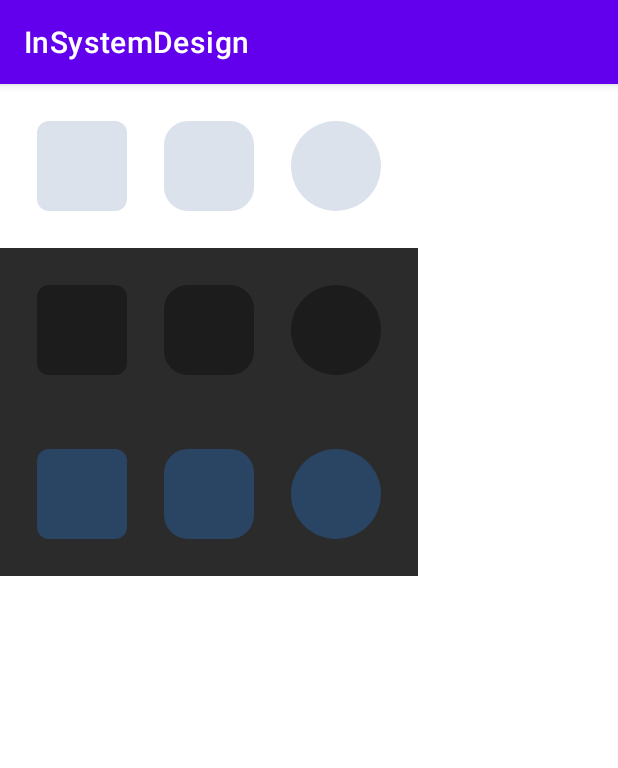
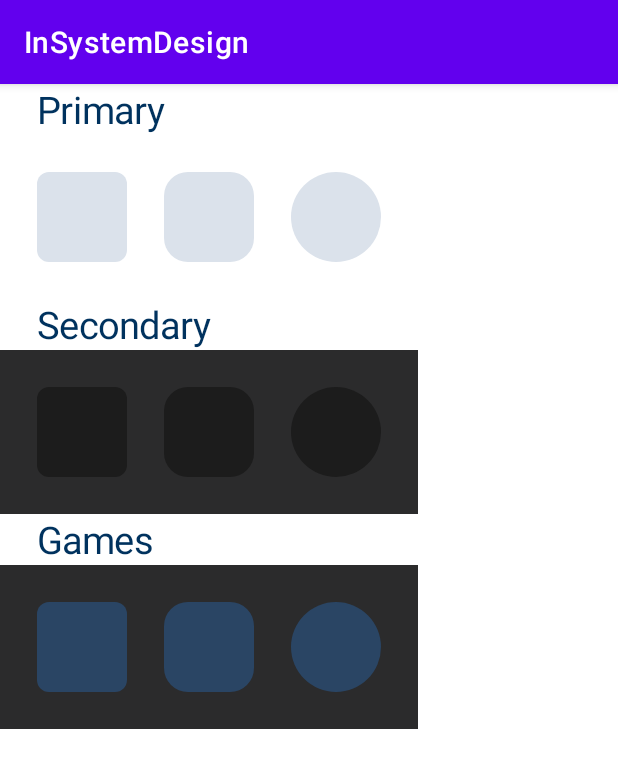
Before and after one commit to EgorVeber/InSystemDesign, an Android app: the screen it shows after launch (MainActivity), on a phone screen of 412 x 824 dp. Shown: the top 768 px of the screen. Run offline under Robolectric (Android 15) with nearby library versions, the phone set to English and light mode, and no system bars.

Commit message:
Вариант 2.Каждый элемент списка Linear в модели сожержится list скелетонов. Отредактировать модель нормальную + описание. И подумать над вариантом 3

```diff
--- a/app/src/main/java/ru/gb/veber/insystemdesign/RepoSkeletonModel.kt
+++ b/app/src/main/java/ru/gb/veber/insystemdesign/RepoSkeletonModel.kt
@@ -1,8 +1,5 @@
 package ru.gb.veber.insystemdesign
 
-import android.content.res.Configuration
-import android.util.DisplayMetrics
-import android.util.Log
 
 object RepoSkeletonModel {
     fun getList(): List<SkeletonModel> {
@@ -62,8 +59,8 @@ object RepoSkeletonModel {
     }
 
     fun getListAll(): List<SkeletonModelList> {
-        return listOf(
-            SkeletonModelList(
+        return listOf(SkeletonModelList("Primary", listOf(),SkeletonTypeColor.Primary, margin = 25f, viewType = 1),
+            SkeletonModelList("Primary",
                 listOf(
                     SkeletonModel(
                         colorShape = "#dbe2eb",
@@ -78,7 +75,8 @@ object RepoSkeletonModel {
                         skeletonShape = SkeletonShape.SkeletonCirclePrimary,
                         colorBackground = SkeletonTypeColor.Primary)),
                 SkeletonTypeColor.Primary),
-            SkeletonModelList(
+            SkeletonModelList("Secondary", listOf(),SkeletonTypeColor.Secondary, margin = 25f, viewType = 1),
+            SkeletonModelList("Secondary",
                 listOf(
                     SkeletonModel(
                         colorShape = "#1c1c1c",
@@ -93,7 +91,8 @@ object RepoSkeletonModel {
                         skeletonShape = SkeletonShape.SkeletonCircleSecondary,
                         colorBackground = SkeletonTypeColor.Secondary)),
                 SkeletonTypeColor.Secondary),
-            SkeletonModelList(
+            SkeletonModelList("Games", listOf(),SkeletonTypeColor.Games, margin = 25f, viewType = 1),
+            SkeletonModelList("Games",
                 listOf(
                     SkeletonModel(
                         colorShape = "#2a4564",
--- a/app/src/main/java/ru/gb/veber/insystemdesign/SkeletonAdapter.kt
+++ b/app/src/main/java/ru/gb/veber/insystemdesign/SkeletonAdapter.kt
@@ -1,15 +1,19 @@
 package ru.gb.veber.insystemdesign
 
-import android.util.Log
+import android.content.ContextWrapper
 import android.view.LayoutInflater
 import android.view.View
 import android.view.ViewGroup
+import android.view.ViewGroup.LayoutParams.MATCH_PARENT
+import android.widget.FrameLayout
 import android.widget.LinearLayout
+import android.widget.ListPopupWindow.MATCH_PARENT
+import android.widget.TextView
 import androidx.appcompat.view.ContextThemeWrapper
+import androidx.core.content.ContextCompat
+import androidx.core.view.setMargins
 import androidx.recyclerview.widget.RecyclerView
 import ru.gb.veber.insystemdesign.databinding.SkeletonItemAllBinding
-import ru.gb.veber.insystemdesign.databinding.SkeletonItemBinding
-import ru.gb.veber.insystemdesign.databinding.SkeletoneHeaderBinding
 
 typealias OnUserClickListener = (login: SkeletonModel) -> Unit
 
@@ -24,9 +28,9 @@ class SkeletonAdapter(private val onUserClickListener: OnUserClickListener) :
         notifyDataSetChanged()
     }
 
-//    override fun getItemViewType(position: Int): Int {
-//        return skeletonList[position].viewType
-//    }
+    override fun getItemViewType(position: Int): Int {
+        return skeletonList[position].viewType
+    }
 
     override fun onCreateViewHolder(parent: ViewGroup, viewType: Int): BaseViewHolder {
         return SkeletonListViewHolder(SkeletonItemAllBinding.inflate(LayoutInflater.from(parent.context),
@@ -49,24 +53,17 @@ class SkeletonListViewHolder(
 
     override fun bind(item: SkeletonModelList) = with(binding) {
 
-        binding.rootContainerView.setBackgroundResource(item.getColor())
+        if (itemViewType == SKELETON_TYPE) {
 
 
-        item.listSkeleton.forEach {skeletonItem->
+            binding.rootContainerView.setBackgroundResource(item.getColor())
+            item.listSkeleton.forEachIndexed { index, skeletonItem ->
+                var marginSkeleton =
+                    if (index == item.listSkeleton.size - 1) skeletonItem.margin.getDp(itemView.context)
+                        .toInt() else 0
 
-
-            var marginSkeleton = when (skeletonItem.skeletonShape) {
-                SkeletonShape.SkeletonCirclePrimary -> skeletonItem.margin.getDp(itemView.context).toInt()
-                SkeletonShape.SkeletonCircleSecondary -> skeletonItem.margin.getDp(itemView.context).toInt()
-                SkeletonShape.SkeletonCircleGames -> skeletonItem.margin.getDp(itemView.context).toInt()
-                else -> {
-                    0
-                }
-            }
-
-            Log.d("marginSkeleton", "$marginSkeleton skeletonItem = $skeletonItem")
-
-            val skeletonView = View(ContextThemeWrapper(itemView.context, skeletonItem.getStyle()), null, 0)
+                val skeletonView =
+                    View(ContextThemeWrapper(itemView.context, skeletonItem.getStyle()), null, 0)
                 skeletonView.layoutParams =
                     LinearLayout.LayoutParams(skeletonItem.wightDp.getDp(itemView.context).toInt(),
                         skeletonItem.heightDp.getDp(itemView.context).toInt())
@@ -82,6 +79,16 @@ class SkeletonListViewHolder(
                 }
 
                 rootContainerView.addView(skeletonView)
+            }
+        } else {
+            var skeletonHeaderView = TextView(rootContainerView.context)
+            skeletonHeaderView.text = item.nameLineView
+            skeletonHeaderView.setTextColor(ContextCompat.getColor(itemView.context,
+                R.color.ColorTextPrimary))
+            skeletonHeaderView.textSize = 25f
+            skeletonHeaderView.layoutParams = LinearLayout.LayoutParams(ViewGroup.LayoutParams.WRAP_CONTENT,FrameLayout.LayoutParams.WRAP_CONTENT)
+            (skeletonHeaderView.layoutParams as LinearLayout.LayoutParams).marginStart = item.margin.getDp(itemView.context).toInt()
+            rootContainerView.addView(skeletonHeaderView)
         }
     }
 }
@@ -126,11 +133,7 @@ abstract class BaseViewHolder(view: View) : RecyclerView.ViewHolder(view) {
     abstract fun bind(item: SkeletonModelList)
 
     companion object {
-        const val VIEW_TYPE_TOP_NEWS = 0
-        const val VIEW_TYPE_TOP_NEWS_HEADER = 1
-        const val VIEW_TYPE_SEARCH_NEWS = 2
-        const val VIEW_TYPE_FAVORITES_NEWS = 3
-        const val VIEW_TYPE_HISTORY_NEWS = 4
-        const val VIEW_TYPE_HISTORY_HEADER = 5
+        const val SKELETON_TYPE = 0
+        const val SKELETON_HEADER_TYPE = 1
     }
 }
--- a/app/src/main/java/ru/gb/veber/insystemdesign/SkeletonModel.kt
+++ b/app/src/main/java/ru/gb/veber/insystemdesign/SkeletonModel.kt
@@ -4,9 +4,11 @@ import android.content.Context
 import android.util.TypedValue
 
 data class SkeletonModelList(
+    var nameLineView:String,
     var listSkeleton: List<SkeletonModel>,
     val colorBackground: SkeletonTypeColor,
-    val margin: Float = 5f,
+    val margin: Float = 0f,
+    val viewType: Int = 0,
 )
 
 data class SkeletonModel(
```
Lines whose indentation alone changed are shown as unchanged.
